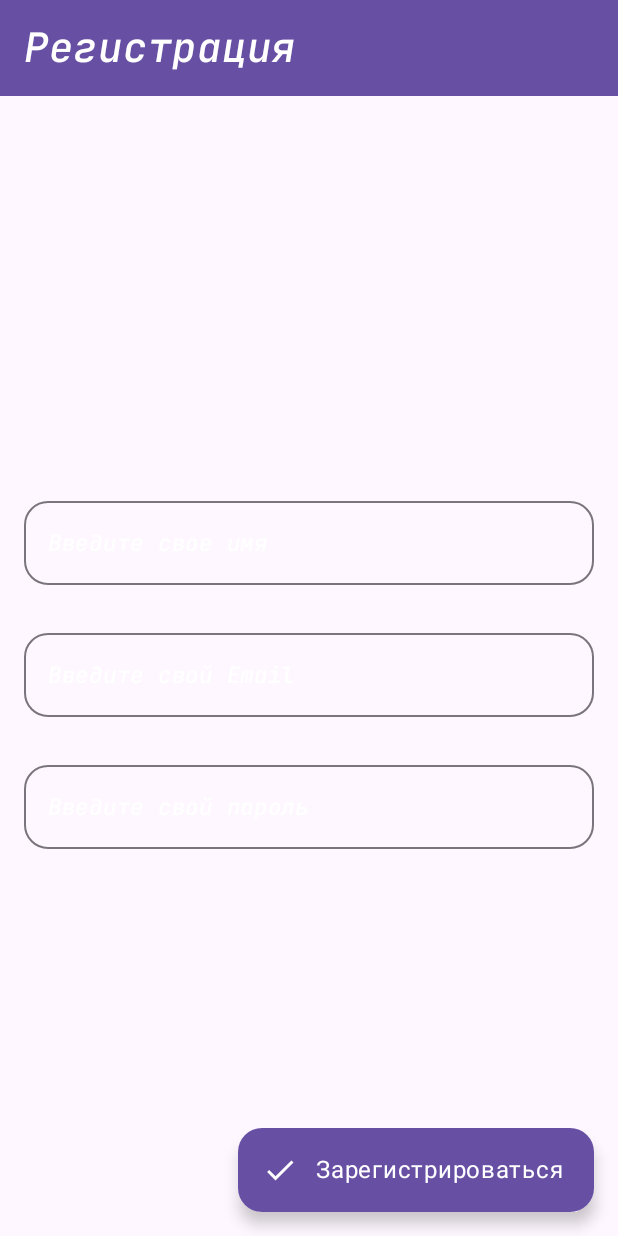
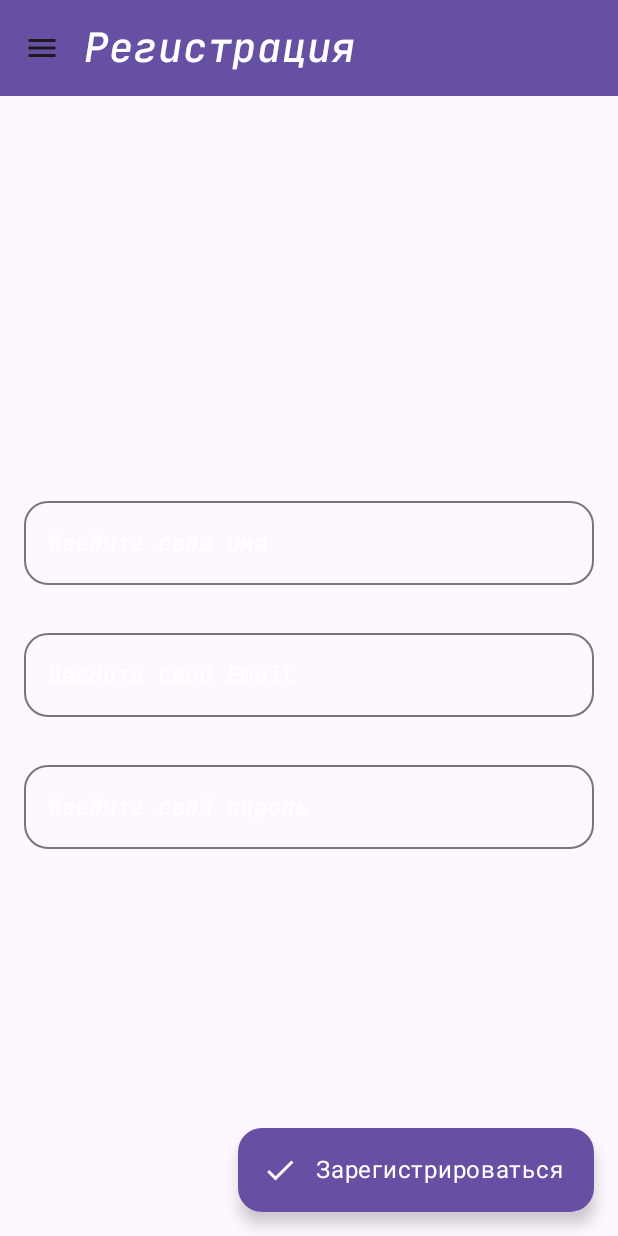
Before and after one commit to Maksim-Proger/taskScheduler, an Android app built with Jetpack Compose: the RegistrationScreen screen opened through its navigation route, on a phone screen of 412 x 824 dp. Run offline under Robolectric (Android 15) with nearby library versions, the phone set to English and light mode, and no system bars; our stand-ins replace Dagger/Hilt's generated code.

Commit message:
6 commit

```diff
--- a/app/src/main/java/com/example/taskscheduler/MainActivity.kt
+++ b/app/src/main/java/com/example/taskscheduler/MainActivity.kt
@@ -10,6 +10,7 @@ import androidx.compose.material3.Surface
 import androidx.compose.ui.Modifier
 import com.example.taskscheduler.presentation.navigation.NavGraph
 import com.example.taskscheduler.presentation.navigation.Route
+import com.example.taskscheduler.presentation.screens.MainScreen
 import com.example.taskscheduler.presentation.theme.TaskSchedulerTheme
 import dagger.hilt.android.AndroidEntryPoint
 
@@ -24,7 +25,8 @@ class MainActivity : ComponentActivity() {
                     modifier = Modifier.fillMaxSize(),
                     color = MaterialTheme.colorScheme.background
                 ) {
-                    NavGraph(startDestination = Route.LoginScreen.route)
+//                    NavGraph(startDestination = Route.LoginScreen.route)
+                    NavGraph(startDestination = Route.MainScreen.route)
                 }
             }
         }
--- /dev/null
+++ b/app/src/main/java/com/example/taskscheduler/domain/models/DrawerItem.kt
@@ -0,0 +1,9 @@
+package com.example.taskscheduler.domain.models
+
+import androidx.compose.ui.graphics.vector.ImageVector
+
+data class DrawerItem(
+    val direction: String,
+    val icon: ImageVector,
+    val label: String
+)
--- a/app/src/main/java/com/example/taskscheduler/domain/models/UserDomain.kt
+++ b/app/src/main/java/com/example/taskscheduler/domain/models/UserDomain.kt
@@ -1,5 +1,6 @@
 package com.example.taskscheduler.domain.models
 
+// TODO: Пока нигде не использую
 data class UserDomain(
     val id: String = "",
     val email: String = "",
--- /dev/null
+++ b/app/src/main/java/com/example/taskscheduler/presentation/components/CustomNavigationDrawer.kt
@@ -0,0 +1,75 @@
+package com.example.taskscheduler.presentation.components
+
+import androidx.compose.foundation.layout.Box
+import androidx.compose.foundation.layout.fillMaxWidth
+import androidx.compose.foundation.layout.padding
+import androidx.compose.material.icons.Icons
+import androidx.compose.material.icons.filled.Star
+import androidx.compose.material3.DrawerState
+import androidx.compose.material3.DrawerValue
+import androidx.compose.material3.ModalDrawerSheet
+import androidx.compose.material3.ModalNavigationDrawer
+import androidx.compose.material3.NavigationDrawerItem
+import androidx.compose.material3.NavigationDrawerItemDefaults
+import androidx.compose.material3.Text
+import androidx.compose.material3.rememberDrawerState
+import androidx.compose.runtime.Composable
+import androidx.compose.runtime.getValue
+import androidx.compose.runtime.mutableStateOf
+import androidx.compose.runtime.remember
+import androidx.compose.runtime.rememberCoroutineScope
+import androidx.compose.runtime.setValue
+import androidx.compose.ui.Alignment
+import androidx.compose.ui.Modifier
+import androidx.compose.ui.unit.dp
+import androidx.navigation.NavHostController
+import com.example.taskscheduler.domain.models.DrawerItem
+import com.example.taskscheduler.presentation.navigation.Route
+import com.example.taskscheduler.utils.navigateFunction
+import kotlinx.coroutines.CoroutineScope
+import kotlinx.coroutines.launch
+
+@Composable
+fun CustomNavigationDrawer(
+    navController: NavHostController,
+    content: @Composable (DrawerState, CoroutineScope) -> Unit
+) {
+    val items = listOf(
+        DrawerItem(direction = Route.AccountingScreen.route, icon = Icons.Default.Star, label = "Бухгалтерия"),
+//        DrawerItem(icon = Icons.Default.Star, label = "Задачи"),
+//        DrawerItem(icon = Icons.Default.Star, label = "Важные события"),
+//        DrawerItem(icon = Icons.Default.Star, label = "Пароли"),
+    )
+    var selectedItem by remember { mutableStateOf(items[0]) }
+    val drawerState = rememberDrawerState(initialValue = DrawerValue.Closed)
+    val scope = rememberCoroutineScope()
+
+    ModalNavigationDrawer(
+        drawerState = drawerState,
+        gesturesEnabled = true,
+        drawerContent = {
+            ModalDrawerSheet {
+                Box(
+                    modifier = Modifier
+                        .fillMaxWidth()
+                        .padding(vertical = 64.dp),
+                    contentAlignment = Alignment.Center
+                ) { Text(text = "Меню") }
+                items.forEach { item ->
+                    NavigationDrawerItem(
+                        label = { Text(text = item.label) },
+                        selected = item == selectedItem,
+                        onClick = {
+                            navigateFunction(navController, item.direction)
+                            scope.launch { drawerState.close() }
+                            selectedItem = item
+                        },
+                        modifier = Modifier.padding(NavigationDrawerItemDefaults.ItemPadding)
+                    )
+                }
+            }
+        }
+    ) {
+        content(drawerState, scope)
+    }
+}
--- a/app/src/main/java/com/example/taskscheduler/presentation/components/CustomTopAppBar.kt
+++ b/app/src/main/java/com/example/taskscheduler/presentation/components/CustomTopAppBar.kt
@@ -2,6 +2,7 @@ package com.example.taskscheduler.presentation.components
 
 import androidx.compose.material.icons.Icons
 import androidx.compose.material.icons.filled.Home
+import androidx.compose.material.icons.filled.Menu
 import androidx.compose.material3.ExperimentalMaterial3Api
 import androidx.compose.material3.Icon
 import androidx.compose.material3.IconButton
@@ -19,6 +20,7 @@ fun CustomTopAppBar(
     homeButtonIsNotNeeded: Boolean,
     descriptionIconButton: String = "",
     scrollBehavior: TopAppBarScrollBehavior,
+    buttonOpenNavigationDrawer: () -> Unit = {},
     buttonSwitchToAnotherScreen: () -> Unit = {}
 ) {
     TopAppBar(
@@ -42,6 +44,15 @@ fun CustomTopAppBar(
                 }
             }
         },
+        navigationIcon = {
+            IconButton(
+                onClick = buttonOpenNavigationDrawer
+            ) {
+                Icon(
+                    Icons.Default.Menu, contentDescription = "Меню"
+                )
+            }
+        },
         colors = TopAppBarDefaults.topAppBarColors(
             containerColor = MaterialTheme.colorScheme.primary,
             titleContentColor = MaterialTheme.colorScheme.onPrimary
--- a/app/src/main/java/com/example/taskscheduler/presentation/navigation/NavGraph.kt
+++ b/app/src/main/java/com/example/taskscheduler/presentation/navigation/NavGraph.kt
@@ -4,6 +4,7 @@ import androidx.compose.runtime.Composable
 import androidx.navigation.compose.NavHost
 import androidx.navigation.compose.composable
 import androidx.navigation.compose.rememberNavController
+import com.example.taskscheduler.presentation.screens.AccountingScreen
 import com.example.taskscheduler.presentation.screens.LoginScreen
 import com.example.taskscheduler.presentation.screens.MainScreen
 import com.example.taskscheduler.presentation.screens.RegistrationScreen
@@ -18,5 +19,6 @@ fun NavGraph(startDestination: String) {
         composable(Route.MainScreen.route) { MainScreen(navController) }
         composable(Route.LoginScreen.route) { LoginScreen(navController) }
         composable(Route.RegistrationScreen.route) { RegistrationScreen(navController) }
+        composable(Route.AccountingScreen.route) { AccountingScreen() }
     }
 }
--- a/app/src/main/java/com/example/taskscheduler/presentation/navigation/Route.kt
+++ b/app/src/main/java/com/example/taskscheduler/presentation/navigation/Route.kt
@@ -6,4 +6,5 @@ sealed class Route(
     data object MainScreen : Route(route = "main_screen")
     data object LoginScreen : Route(route = "login_screen")
     data object RegistrationScreen : Route(route = "registration_screen")
+    data object AccountingScreen : Route(route = "accounting_screen")
 }
--- a/app/src/main/java/com/example/taskscheduler/presentation/screens/MainScreen.kt
+++ b/app/src/main/java/com/example/taskscheduler/presentation/screens/MainScreen.kt
@@ -1,12 +1,49 @@
 package com.example.taskscheduler.presentation.screens
 
+import androidx.compose.foundation.layout.Column
+import androidx.compose.foundation.layout.fillMaxSize
+import androidx.compose.foundation.layout.padding
+import androidx.compose.material3.ExperimentalMaterial3Api
+import androidx.compose.material3.Scaffold
+import androidx.compose.material3.TopAppBarDefaults
 import androidx.compose.runtime.Composable
-import androidx.navigation.NavController
+import androidx.compose.ui.Modifier
 import androidx.navigation.NavHostController
+import com.example.taskscheduler.presentation.components.CustomNavigationDrawer
+import com.example.taskscheduler.presentation.components.CustomTopAppBar
+import kotlinx.coroutines.launch
 
+@OptIn(ExperimentalMaterial3Api::class)
 @Composable
 fun MainScreen(
     navController: NavHostController
 ) {
 
+    val scrollBehavior = TopAppBarDefaults.enterAlwaysScrollBehavior()
+
+    CustomNavigationDrawer(navController) { drawerState, scope ->
+        Scaffold(
+            topBar = {
+                CustomTopAppBar(
+                    title = "Главный экран",
+                    homeButtonIsNotNeeded = false,
+                    scrollBehavior = scrollBehavior,
+                    buttonOpenNavigationDrawer = {
+                        scope.launch { drawerState.open() }
+                    }
+                )
+            }
+        ) { innerPadding ->
+
+            Column(
+                modifier = Modifier
+                    .fillMaxSize()
+                    .padding(innerPadding)
+            ) {
+
+            }
+
+        }
+    }
+
 }
```
Also changed, not shown: app/src/main/java/com/example/taskscheduler/presentation/components/specificComponents/MainScreenCards.kt (added, +18 -0 lines), app/src/main/java/com/example/taskscheduler/presentation/screens/AccountingScreen.kt (added, +33 -0 lines).
